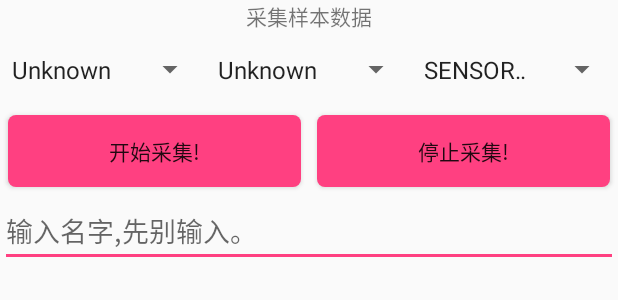
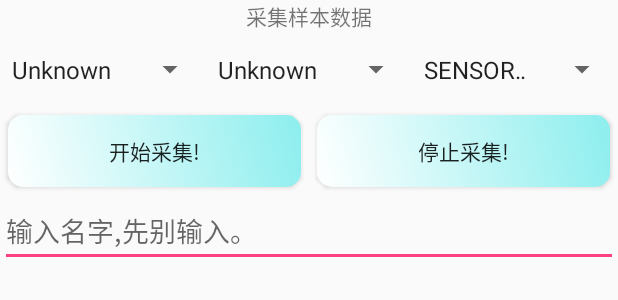
Before and after one commit to johnsonwzy/SVMProject, an Android app: the layout fragment_collection.xml on its own in the app's theme, with its tools: preview values and no code run, on a phone screen of 412 x 824 dp. Shown: the top 300 px of the screen. Run offline under Robolectric (Android 15) with nearby library versions, the phone set to English and light mode, and no system bars.

Commit message:
add some images

```diff
--- a/app/src/main/AndroidManifest.xml
+++ b/app/src/main/AndroidManifest.xml
@@ -8,7 +8,7 @@
         android:name=".app.App"
         android:allowBackup="true"
         android:icon="@mipmap/ic_launcher"
-        android:label="@string/app_name"
+        android:label="SVM模拟传感器"
         android:supportsRtl="true"
         android:theme="@style/AppTheme">
         <activity
--- a/app/src/main/res/drawable/btn_clickable_shape.xml
+++ b/app/src/main/res/drawable/btn_clickable_shape.xml
@@ -1,7 +1,16 @@
 <?xml version="1.0" encoding="utf-8"?>
 <shape xmlns:android="http://schemas.android.com/apk/res/android"
     android:shape="rectangle">
-
-    <corners android:radius="5dp" />
-    <solid android:color="@color/colorAccent" />
+    <!--定义填充渐变颜色-->
+    <gradient
+        android:startColor="#fff"
+        android:endColor="#8DEEEE"
+        android:angle="45"/>
+    <!--设置内填充-->
+    <padding android:left="3dp"
+        android:top="3dp"
+        android:right="3dp"
+        android:bottom="3dp"/>
+    <!--设置圆角矩形-->
+    <corners android:radius="10dp"/>
 </shape>
--- a/app/src/main/res/drawable/btn_unclickable_shpe.xml
+++ b/app/src/main/res/drawable/btn_unclickable_shpe.xml
@@ -1,7 +1,16 @@
 <?xml version="1.0" encoding="utf-8"?>
 <shape xmlns:android="http://schemas.android.com/apk/res/android"
     android:shape="rectangle">
-
-    <corners android:radius="5dp" />
-    <solid android:color="@android:color/darker_gray" />
+    <!--定义填充渐变颜色-->
+    <gradient
+        android:startColor="#00BFFF"
+        android:endColor="#8DEEEE"
+        android:angle="45"/>
+    <!--设置内填充-->
+    <padding android:left="3dp"
+        android:top="3dp"
+        android:right="3dp"
+        android:bottom="3dp"/>
+    <!--设置圆角矩形-->
+    <corners android:radius="10dp"/>
 </shape>
--- a/app/src/main/res/layout/fragment_collection.xml
+++ b/app/src/main/res/layout/fragment_collection.xml
@@ -47,12 +47,14 @@
         <Button
             android:id="@+id/btn_start_collection"
             style="@style/SvmBtnStyle"
-            android:text="开始采集!" />
+            android:text="开始采集!"
+            android:background="@drawable/btn_selector"/>
 
         <Button
             android:id="@+id/btn_stop_collection"
             style="@style/SvmBtnStyle"
-            android:text="停止采集!" />
+            android:text="停止采集!"
+            android:background="@drawable/btn_selector"/>
     </LinearLayout>
 
     <EditText
```
Also changed, not shown: app/src/main/res/layout/activity_main.xml (+12 -7 lines), app/src/main/res/drawable/p1.jpeg (added), app/src/main/res/mipmap-hdpi/splash.jpeg (deleted), app/src/main/res/mipmap-xxxhdpi/icon.png (added), app/src/main/res/mipmap-xxxhdpi/splash.jpeg (added).
